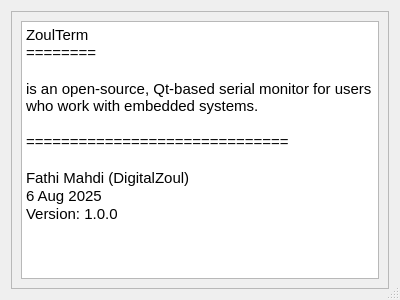
This is assets/UI/about_zoulTerm.ui in FathiMahdi/ZoulTerm as Qt 5 draws it before an edit. The edited form follows.
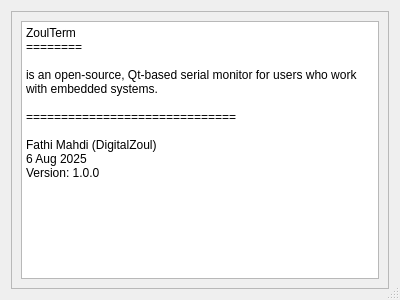
This is the edited form. Icons and pictures are not drawn.

Diff of the .ui file:
```diff
--- a/assets/UI/about_zoulTerm.ui
+++ b/assets/UI/about_zoulTerm.ui
@@ -27,7 +27,7 @@
   </property>
   <property name="font">
    <font>
-    <pointsize>13</pointsize>
+    <pointsize>9</pointsize>
    </font>
   </property>
   <property name="windowTitle">
@@ -72,7 +72,7 @@
          </property>
          <property name="font">
           <font>
-           <pointsize>11</pointsize>
+           <pointsize>9</pointsize>
           </font>
          </property>
          <property name="autoFillBackground">
```
